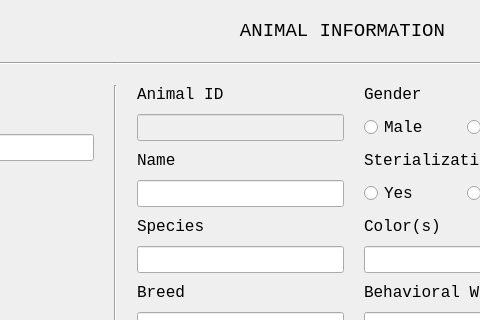
Before: the Qt Designer form AppointmentCreateUI.ui in ASNaeem/Simple-VCMS, drawn with Qt 5; both pictures show x 399 to 879 and y 508 to 828 of the 1028 by 1030 pixel window.
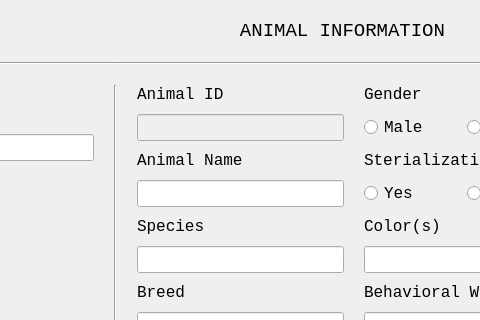
After: the same form once the commit is applied.

The edit to the form file:
```diff
--- a/AppointmentCreateUI.ui
+++ b/AppointmentCreateUI.ui
@@ -668,7 +668,7 @@
              </font>
             </property>
             <property name="text">
-             <string>Name</string>
+             <string>Animal Name</string>
             </property>
            </widget>
           </item>
```
Left out of the diff: 25 changed lines with no effect on the pictures.
